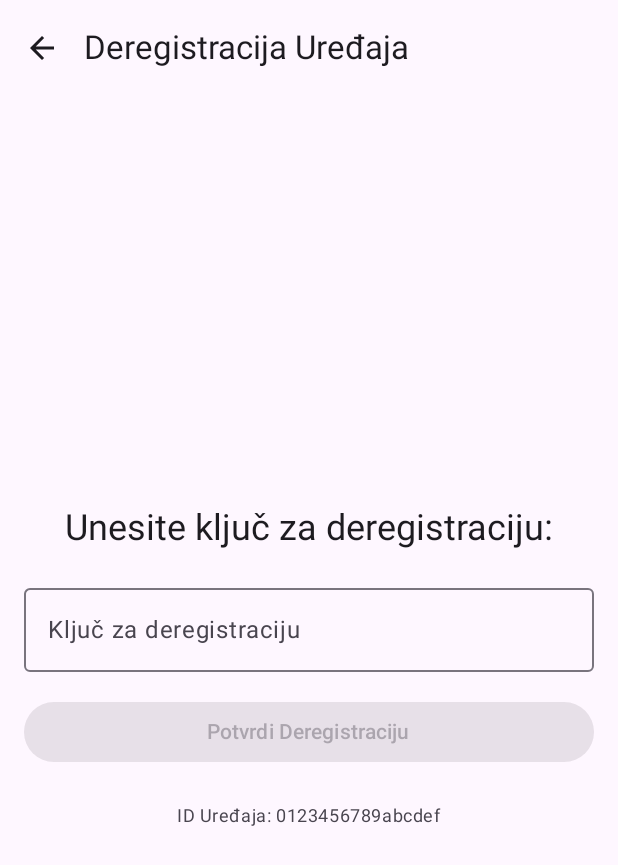
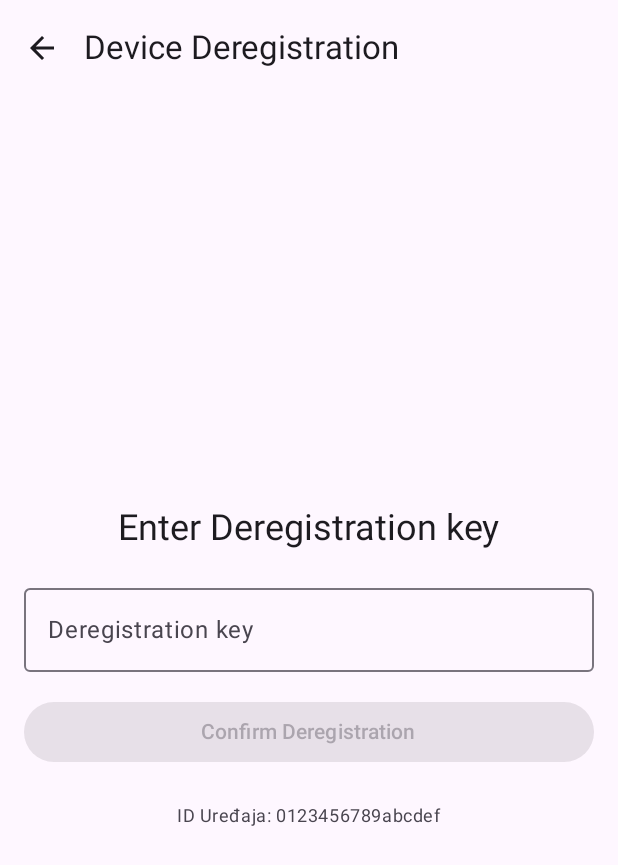
Before and after one commit to SI-SecureRemoteControl/Client-Side-Android-app, an Android app built with Jetpack Compose: the screen it shows after launch (MainActivity), after a tap on "Go to Deregistration", on a phone screen of 412 x 824 dp. Shown: the top 865 px of the screen. Run offline under Robolectric (Android 15) with nearby library versions, the phone set to English and light mode, and no system bars; our stand-ins replace Dagger/Hilt's generated code.

```diff
--- a/app/src/main/java/ba/unsa/etf/si/secureremotecontrol/presentation/verification/DeregistrationScreen.kt
+++ b/app/src/main/java/ba/unsa/etf/si/secureremotecontrol/presentation/verification/DeregistrationScreen.kt
@@ -53,7 +53,7 @@ fun DeregistrationScreen(
     Scaffold(
         topBar = {
             TopAppBar(
-                title = { Text("Deregistracija Uređaja") },
+                title = { Text("Device Deregistration") },
                 navigationIcon = {
                     IconButton(onClick = { navController.navigateUp() }) {
                         Icon(
@@ -73,13 +73,13 @@ fun DeregistrationScreen(
             horizontalAlignment = Alignment.CenterHorizontally,
             verticalArrangement = Arrangement.Center
         ) {
-            Text("Unesite ključ za deregistraciju:", style = MaterialTheme.typography.headlineSmall)
+            Text("Enter Deregistration key", style = MaterialTheme.typography.headlineSmall)
             Spacer(modifier = Modifier.height(16.dp))
 
             OutlinedTextField(
                 value = deregistrationKey, // Use the state variable
                 onValueChange = { viewModel.updateDeregistrationKey(it) }, // Call ViewModel update function
-                label = { Text("Ključ za deregistraciju") },
+                label = { Text("Deregistration key") },
                 singleLine = true,
                 isError = isDeregistrationSuccess == false && deregistrationMessage != null, // Show error state on the field
                 modifier = Modifier.fillMaxWidth()
@@ -108,7 +108,7 @@ fun DeregistrationScreen(
                     enabled = deregistrationKey.isNotBlank(), // Enable only if key is not blank
                     modifier = Modifier.fillMaxWidth()
                 ) {
-                    Text("Potvrdi Deregistraciju")
+                    Text("Confirm Deregistration")
                 }
             }
 
```
